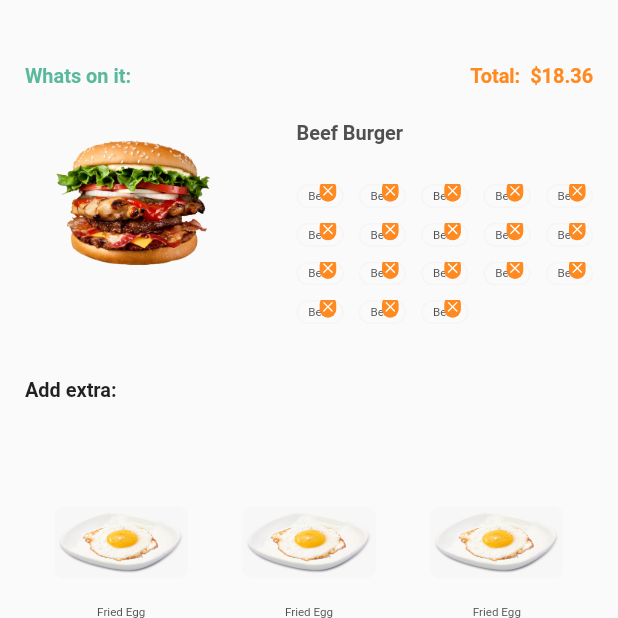
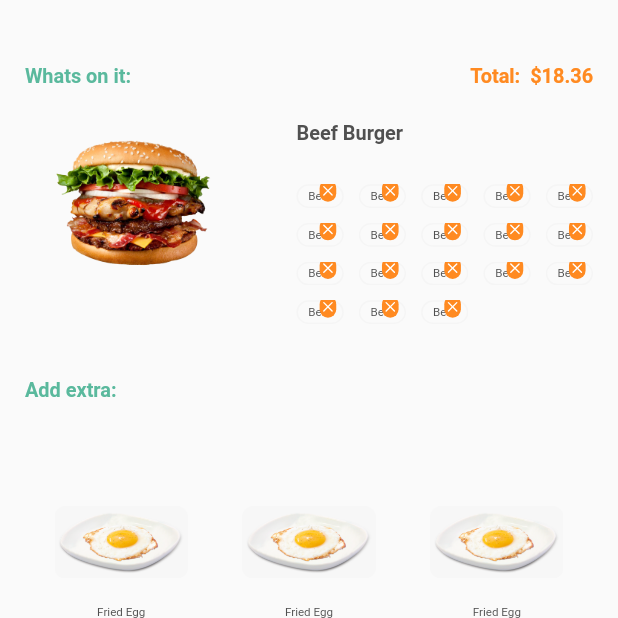
Before and after one commit to Muhammad-Sharif-Ullah/self_order, a Flutter app: the ItemCustomisePage screen opened by its route, on a phone screen of 412 x 824 dp, the top half of it. Run offline on Flutter 3.47's test engine with Material 2 defaults, Android fonts, the phone set to English and light mode, and no system bars; our stand-ins replace device_preview, dots_indicator, flutter_easyloading, flutter_feather_icons, flutter_form_builder, flutter_screenutil and 4 more; accounts and stored records are empty.

Commit message:
another commit

```diff
--- a/lib/main.dart
+++ b/lib/main.dart
@@ -47,6 +47,7 @@ class MyApp extends StatelessWidget {
         );
       },
     );
+
   }
 }
 
--- a/lib/modules/ItemPage/ui/item_customise_page.dart
+++ b/lib/modules/ItemPage/ui/item_customise_page.dart
@@ -9,6 +9,7 @@ import 'package:self_order/modules/ItemPage/controller/item_screen_logic.dart';
 import '../../../shared/constants/Dimensions.dart';
 import '../../../shared/constants/colors.dart';
 import '../../../shared/utils/customWidget_utils.dart';
+import 'add_extra_customise.dart';
 
 class ItemCustomisePage extends StatelessWidget {
 
@@ -266,14 +267,18 @@ class ItemCustomisePage extends StatelessWidget {
               /// Todo : Add Extra //
               Padding(
                   padding: EdgeInsets.symmetric(horizontal: 30.w),
-                  child: Text('Add extra:',style: TextStyle(fontWeight: FontWeight.w700,fontSize: 24.sp,),)),
+                  child: Text('Add extra:',style: TextStyle(fontWeight: FontWeight.w700,fontSize: 24.sp,color: ColorConstants.primaryButtonColor),),),
                SizedBox(height: 30.h,),
                Expanded(
                  child: ResponsiveGridList(
                      desiredItemWidth: 130.w,
                      minSpacing: 50.h,
                      children: controller.extraFood.map((i) {
-                       return Column(
+                       return InkWell(
+                         onTap: (){
+                           addExtraCustomisePage(context:context);
+                         },
+                         child: Column(
                            children: [
                              Image(image: AssetImage("assets/images/extraFood.png"),height: 70,width: 130,),
                              SizedBox(height: 10.h,),
@@ -294,6 +299,7 @@ class ItemCustomisePage extends StatelessWidget {
 
 
                            ],
+                         ),
                        );
                      }).toList()),
                ),
--- a/pubspec.yaml
+++ b/pubspec.yaml
@@ -45,6 +45,7 @@ dependencies:
   flutter_form_builder: ^7.1.1
   dots_indicator: ^2.1.0
   flutter_staggered_grid_view: ^0.4.0
+  sizer: ^2.0.15
 
 
 
```
Also changed, not shown: lib/modules/ItemPage/ui/add_extra_customise.dart (added, +18 -0 lines), pubspec.lock. Lines whose indentation alone changed are shown as unchanged.
